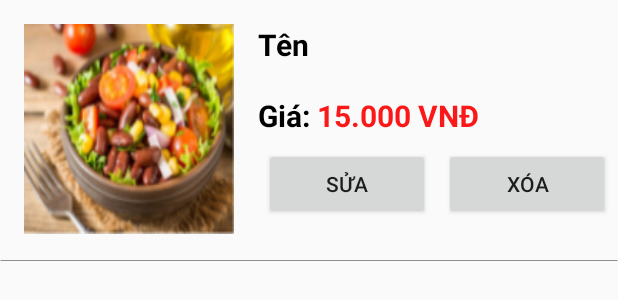
After one commit to thaideptrai3012/ManageFood, an Android app: the layout item_food_chu_cua_hang.xml on its own in the app's theme, with its tools: preview values and no code run, on a phone screen of 412 x 824 dp. The commit adds this screen. Shown: the top 300 px of the screen. Run offline under Robolectric (Android 15) with nearby library versions, the phone set to English and light mode, and no system bars.

Commit message:
layout item_food_chu_cua_hang.xml cho danh sách sản phẩm của chủ cửa hàng

```diff
--- a/app/src/main/java/com/example/managefood/CartActivity.java
+++ b/app/src/main/java/com/example/managefood/CartActivity.java
@@ -51,10 +51,7 @@ public class CartActivity extends AppCompatActivity {
                 thanhTien += (int) HomeActivity.listFoodOrder.get(i).getThanhTien();
             }
         }
-
-
         tvThanhTien.setText(""+thanhTien +" VNĐ");
-
         imgBack.setOnClickListener(new View.OnClickListener() {
             @Override
             public void onClick(View view) {
--- a/app/src/main/java/com/example/managefood/FoodActivity.java
+++ b/app/src/main/java/com/example/managefood/FoodActivity.java
@@ -98,13 +98,10 @@ public class FoodActivity extends AppCompatActivity {
 
             @Override
             public void onTextChanged(CharSequence charSequence, int i, int i1, int i2) {
-                Log.e("Snap2",charSequence.toString());
                 myRef.child("Food").orderByChild("Name").startAt(charSequence.toString()+"").endAt(charSequence.toString()+"\uf8ff").addValueEventListener(new ValueEventListener() {
                     @Override
                     public void onDataChange(@NonNull DataSnapshot snapshot) {
                         Iterable<DataSnapshot> convert = snapshot.getChildren();
-                        Log.e("List",snapshot+"");
-
                         foodList.clear();
                         for (DataSnapshot children : convert) {
                             Food food = children.getValue(Food.class);
@@ -114,7 +111,6 @@ public class FoodActivity extends AppCompatActivity {
                             }
                         }
                         foodAdapter.notifyDataSetChanged();
-                        Log.e("List",foodList.size()+"");
                     }
 
                     @Override
--- /dev/null
+++ b/app/src/main/res/layout/item_food_chu_cua_hang.xml
@@ -0,0 +1,90 @@
+<?xml version="1.0" encoding="utf-8"?>
+<LinearLayout xmlns:android="http://schemas.android.com/apk/res/android"
+    xmlns:app="http://schemas.android.com/apk/res-auto"
+    android:layout_width="match_parent"
+    android:layout_height="wrap_content"
+    android:orientation="vertical">
+
+    <LinearLayout
+        android:layout_width="match_parent"
+        android:layout_height="wrap_content"
+        android:orientation="horizontal">
+
+        <ImageView
+            android:id="@+id/imgFood_ChuCuaHang"
+            android:layout_width="140dp"
+            android:layout_height="140dp"
+            android:scaleType="fitXY"
+            android:layout_margin="16dp"
+            android:src="@drawable/saladdaudo" />
+
+        <LinearLayout
+            android:layout_width="match_parent"
+            android:layout_height="wrap_content"
+            android:layout_marginTop="16dp"
+            android:orientation="vertical">
+
+            <TextView
+                android:id="@+id/tvTen_ChuCuaHang"
+                android:layout_width="match_parent"
+                android:layout_height="wrap_content"
+                android:text="Tên"
+                android:textColor="#000000"
+                android:textSize="20sp"
+                android:textStyle="bold" />
+
+            <LinearLayout
+                android:layout_width="match_parent"
+                android:layout_height="match_parent"
+                android:layout_marginTop="12dp"
+                android:orientation="horizontal">
+
+                <TextView
+                    android:id="@+id/textView2"
+                    android:layout_width="wrap_content"
+                    android:layout_height="wrap_content"
+                    android:layout_marginVertical="8dp"
+                    android:text="Giá: "
+                    android:textColor="#000000"
+                    android:textSize="20sp"
+                    android:textStyle="bold" />
+
+                <TextView
+                    android:id="@+id/tvGia_ChuCuaHang"
+                    android:layout_width="wrap_content"
+                    android:layout_height="wrap_content"
+                    android:layout_marginVertical="8dp"
+                    android:layout_weight="1"
+                    android:text="15.000 VNĐ"
+                    android:textColor="#FB1818"
+                    android:textSize="20sp"
+                    android:textStyle="bold" />
+
+            </LinearLayout>
+            <LinearLayout
+                android:layout_width="match_parent"
+                android:layout_height="wrap_content"
+                android:orientation="horizontal">
+                <Button
+                    android:layout_width="0dp"
+                    android:layout_weight="1"
+                    android:layout_height="wrap_content"
+                    android:text="Sửa"
+                    android:layout_marginHorizontal="4dp"
+                    android:id="@+id/btnSua_ChuCuaHan"/>
+                <Button
+                    android:layout_weight="1"
+                    android:layout_width="0dp"
+                    android:layout_height="wrap_content"
+                    android:text="Xóa"
+                    android:layout_marginHorizontal="5dp"
+                    android:id="@+id/btnXoa_ChuCuaHang"/>
+            </LinearLayout>
+        </LinearLayout>
+    </LinearLayout>
+
+    <LinearLayout
+        android:layout_width="match_parent"
+        android:layout_height="3dp"
+        android:background="@drawable/bg_item_food" />
+</LinearLayout>
```
